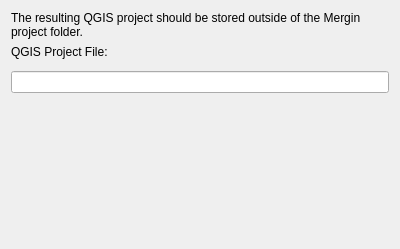
Qt form Mergin/ui/ui_switch_datasources_select_updated_project.ui (MerginMaps/qgis-plugin) before a commit.
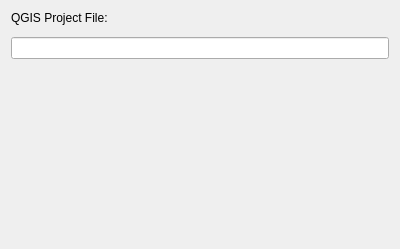
The same form after that commit. Custom widgets are drawn as their Qt base class.

Commit message: remove text

```diff
--- a/Mergin/ui/ui_switch_datasources_select_updated_project.ui
+++ b/Mergin/ui/ui_switch_datasources_select_updated_project.ui
@@ -14,19 +14,6 @@
    <string>WizardPage</string>
   </property>
   <layout class="QVBoxLayout" name="verticalLayout">
-   <item>
-    <widget class="QLabel" name="label">
-     <property name="text">
-      <string>&lt;html&gt;&lt;head/&gt;&lt;body&gt;&lt;p&gt;The resulting QGIS project should be stored outside of the Mergin project folder.&lt;/p&gt;&lt;/body&gt;&lt;/html&gt;</string>
-     </property>
-     <property name="wordWrap">
-      <bool>true</bool>
-     </property>
-     <property name="openExternalLinks">
-      <bool>true</bool>
-     </property>
-    </widget>
-   </item>
    <item>
     <widget class="QLabel" name="label_2">
      <property name="text">
```
